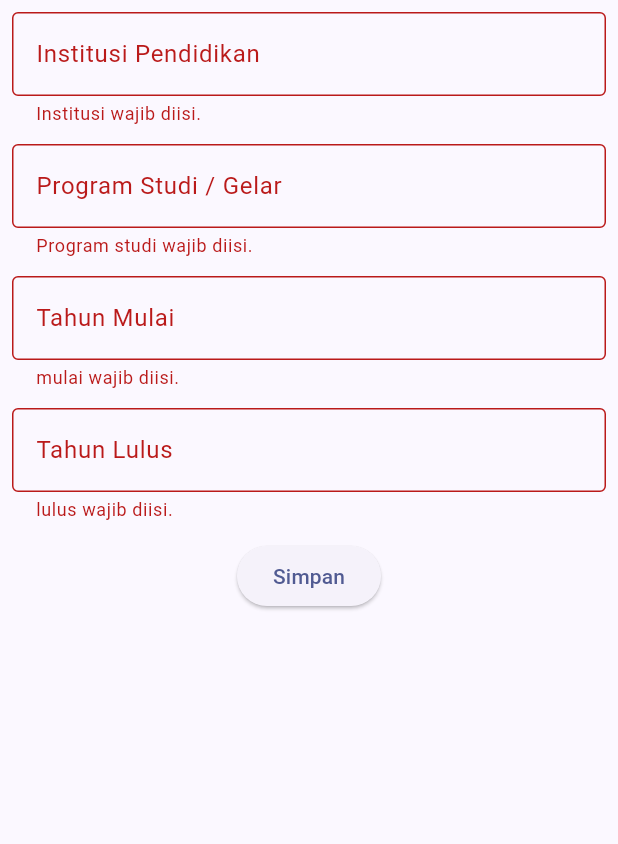
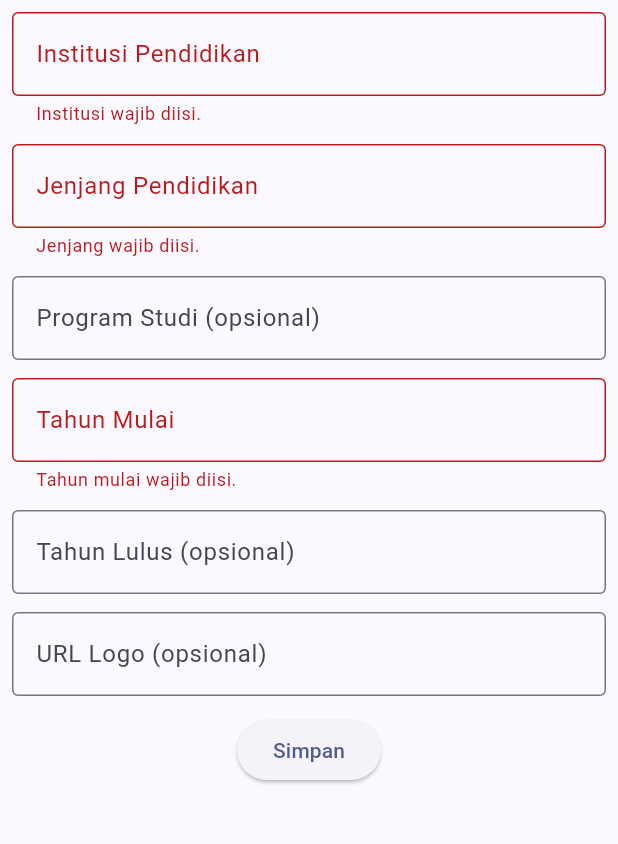
Before and after one commit to faishalfy/myportofolio_mobile, a Flutter app: the EducationFormPage screen opened directly, after a tap on "Simpan", on a phone screen of 412 x 824 dp, the part 84-928 px from its top. Run offline on Flutter 3.47's test engine with Material 3 defaults, Android fonts, the phone set to English and light mode, and no system bars; our stand-ins replace material_ui; generated files the repository leaves out were written again; network calls fail.

Commit message:
feat: add Education list and authenticated form

```diff
--- a/lib/screens/education_form.dart
+++ b/lib/screens/education_form.dart
@@ -1,5 +1,11 @@
+import 'package:http/http.dart' show ClientException;
 import 'package:material_ui/material_ui.dart';
+import 'package:myportofolio_mobile/models/education.dart';
+import 'package:myportofolio_mobile/services/api_client.dart';
+import 'package:myportofolio_mobile/services/auth_state.dart';
+import 'package:myportofolio_mobile/widgets/auth_guard.dart';
 import 'package:myportofolio_mobile/widgets/left_drawer.dart';
+import 'package:provider/provider.dart';
 
 class EducationFormPage extends StatefulWidget {
   const EducationFormPage({super.key});
@@ -11,22 +17,35 @@ class EducationFormPage extends StatefulWidget {
 class _EducationFormPageState extends State<EducationFormPage> {
   final _formKey = GlobalKey<FormState>();
   final _institutionController = TextEditingController();
+  final _levelController = TextEditingController();
   final _programController = TextEditingController();
   final _startYearController = TextEditingController();
   final _graduationYearController = TextEditingController();
+  final _logoUrlController = TextEditingController();
+  bool _isSubmitting = false;
 
   @override
   void dispose() {
     _institutionController.dispose();
+    _levelController.dispose();
     _programController.dispose();
     _startYearController.dispose();
     _graduationYearController.dispose();
+    _logoUrlController.dispose();
     super.dispose();
   }
 
-  String? _requiredText(String? value, String label) {
-    if (value == null || value.trim().isEmpty) return '$label wajib diisi.';
-    if (value.trim().length > 100) return '$label maksimal 100 karakter.';
+  String? _validateText(
+    String? value,
+    String label,
+    int maxLength, {
+    bool optional = false,
+  }) {
+    final text = value?.trim() ?? '';
+    if (text.isEmpty) return optional ? null : '$label wajib diisi.';
+    if (text.runes.length > maxLength) {
+      return '$label maksimal $maxLength karakter.';
+    }
     return null;
   }
 
@@ -34,105 +53,189 @@ class _EducationFormPageState extends State<EducationFormPage> {
     if (value == null || value.trim().isEmpty) return '$label wajib diisi.';
     final year = int.tryParse(value.trim());
     if (year == null || year < 1900 || year > DateTime.now().year + 10) {
-      return 'Masukkan tahun $label yang valid.';
+      return 'Masukkan $label yang valid.';
     }
     return null;
   }
 
-  void _submit() {
-    if (!_formKey.currentState!.validate()) return;
-    final startYear = int.parse(_startYearController.text.trim());
-    final graduationYear = int.parse(_graduationYearController.text.trim());
+  String? _validateGraduationYear(String? value) {
+    final text = value?.trim() ?? '';
+    if (text.isEmpty) return null;
 
-    showDialog<void>(
+    final error = _validateYear(text, 'Tahun lulus');
+    if (error != null) return error;
+
+    final startYear = int.tryParse(_startYearController.text.trim());
+    if (startYear != null && int.parse(text) < startYear) {
+      return 'Tahun lulus harus sesudah tahun mulai.';
+    }
+    return null;
+  }
+
+  String? _validateLogoUrl(String? value) {
+    final text = value?.trim() ?? '';
+    if (text.isEmpty) return null;
+    final error = _validateText(text, 'URL logo', 200);
+    if (error != null) return error;
+
+    final uri = Uri.tryParse(text);
+    if (uri == null ||
+        !{'http', 'https'}.contains(uri.scheme) ||
+        uri.host.isEmpty ||
+        text.contains(RegExp(r'\s'))) {
+      return 'Masukkan URL HTTP atau HTTPS yang valid.';
+    }
+    return null;
+  }
+
+  void _showError(String message) {
+    ScaffoldMessenger.of(context)
+      ..removeCurrentSnackBar()
+      ..showSnackBar(SnackBar(content: Text(message)));
+  }
+
+  Future<void> _submit() async {
+    if (_isSubmitting || !_formKey.currentState!.validate()) return;
+    final auth = context.read<AuthState>();
+    setState(() => _isSubmitting = true);
+
+    try {
+      if (!await ensureLoggedIn(context) || !mounted) return;
+      final token = auth.token;
+      if (token == null) return;
+
+      final education = Education(
+        institution: _institutionController.text.trim(),
+        educationLevel: _levelController.text.trim(),
+        studyProgram: _programController.text.trim(),
+        startYear: int.parse(_startYearController.text.trim()),
+        endYear: int.tryParse(_graduationYearController.text.trim()),
+        logoUrl: _logoUrlController.text.trim(),
+      );
+
+      final Education created;
+      try {
+        created = await context.read<ApiClient>().createEducation(
+          education,
+          token: token,
+        );
+      } on ApiException catch (error) {
+        if (error.statusCode == 401) {
+          auth.invalidateToken(token);
+          if (!mounted || auth.isLoggedIn) return;
+          _showError('Sesi berakhir. Silakan login ulang.');
+          await ensureLoggedIn(context);
+        } else if (mounted) {
+          _showError(
+            error.statusCode == 403
+                ? 'Hanya pemilik portofolio yang dapat menambah pendidikan.'
+                : 'Gagal menambahkan pendidikan (${error.statusCode}).',
+          );
+        }
+        return;
+      } on ClientException {
+        if (mounted) _showError('Gagal terhubung ke server.');
+        return;
+      }
+
+      if (!mounted) return;
+      await showDialog<void>(
         context: context,
-      builder: (context) => AlertDialog(
+        builder: (dialogContext) => AlertDialog(
           title: const Text('Pendidikan berhasil ditambahkan!'),
-        content: Text(
-          'Institusi: ${_institutionController.text.trim()}\n'
-          'Program: ${_programController.text.trim()}\n'
-          'Tahun: $startYear–$graduationYear',
-        ),
+          content: Text(created.institution),
           actions: [
             TextButton(
-            onPressed: () {
-              Navigator.pop(context);
-              _formKey.currentState!.reset();
-              _institutionController.clear();
-              _programController.clear();
-              _startYearController.clear();
-              _graduationYearController.clear();
-            },
+              onPressed: () => Navigator.pop(dialogContext),
               child: const Text('OK'),
             ),
           ],
+        ),
+      );
+      if (mounted) Navigator.pop(context, true);
+    } finally {
+      if (mounted) setState(() => _isSubmitting = false);
+    }
+  }
+
+  Widget _field(
+    String label,
+    TextEditingController controller,
+    FormFieldValidator<String> validator, {
+    TextInputType? keyboardType,
+  }) {
+    return Padding(
+      padding: const EdgeInsets.only(bottom: 12),
+      child: TextFormField(
+        controller: controller,
+        enabled: !_isSubmitting,
+        keyboardType: keyboardType,
+        decoration: InputDecoration(
+          labelText: label,
+          border: const OutlineInputBorder(),
+        ),
+        validator: validator,
       ),
     );
   }
 
   @override
   Widget build(BuildContext context) {
-    return Scaffold(
+    return PopScope(
+      canPop: !_isSubmitting,
+      child: Scaffold(
         appBar: AppBar(
           title: const Text('Add Education'),
           backgroundColor: Colors.indigo,
           foregroundColor: Colors.white,
         ),
-      drawer: const LeftDrawer(),
+        drawer: _isSubmitting ? null : const LeftDrawer(),
         body: Form(
           key: _formKey,
           child: SingleChildScrollView(
             padding: const EdgeInsets.all(8),
             child: Column(
               children: [
-              TextFormField(
-                controller: _institutionController,
-                decoration: const InputDecoration(
-                  labelText: 'Institusi Pendidikan',
-                  border: OutlineInputBorder(),
+                _field(
+                  'Institusi Pendidikan',
+                  _institutionController,
+                  (value) => _validateText(value, 'Institusi', 255),
                 ),
-                validator: (value) => _requiredText(value, 'Institusi'),
+                _field(
+                  'Jenjang Pendidikan',
+                  _levelController,
+                  (value) => _validateText(value, 'Jenjang', 16),
                 ),
-              const SizedBox(height: 12),
-              TextFormField(
-                controller: _programController,
-                decoration: const InputDecoration(
-                  labelText: 'Program Studi / Gelar',
-                  border: OutlineInputBorder(),
+                _field(
+                  'Program Studi (opsional)',
+                  _programController,
+                  (value) =>
+                      _validateText(value, 'Program studi', 64, optional: true),
                 ),
-                validator: (value) => _requiredText(value, 'Program studi'),
+                _field(
+                  'Tahun Mulai',
+                  _startYearController,
+                  (value) => _validateYear(value, 'Tahun mulai'),
+                  keyboardType: TextInputType.number,
                 ),
-              const SizedBox(height: 12),
-              TextFormField(
-                controller: _startYearController,
+                _field(
+                  'Tahun Lulus (opsional)',
+                  _graduationYearController,
+                  _validateGraduationYear,
                   keyboardType: TextInputType.number,
-                decoration: const InputDecoration(
-                  labelText: 'Tahun Mulai',
-                  border: OutlineInputBorder(),
                 ),
-                validator: (value) => _validateYear(value, 'mulai'),
+                _field(
+                  'URL Logo (opsional)',
+                  _logoUrlController,
+                  _validateLogoUrl,
+                  keyboardType: TextInputType.url,
                 ),
-              const SizedBox(height: 12),
-              TextFormField(
-                controller: _graduationYearController,
-                keyboardType: TextInputType.number,
-                decoration: const InputDecoration(
-                  labelText: 'Tahun Lulus',
-                  border: OutlineInputBorder(),
+                ElevatedButton(
+                  onPressed: _isSubmitting ? null : _submit,
+                  child: Text(_isSubmitting ? 'Menyimpan…' : 'Simpan'),
                 ),
-                validator: (value) {
-                  final error = _validateYear(value, 'lulus');
-                  if (error != null) return error;
-                  if (int.parse(value!.trim()) <
-                      (int.tryParse(_startYearController.text.trim()) ?? 0)) {
-                    return 'Tahun lulus harus sesudah tahun mulai.';
-                  }
-                  return null;
-                },
+              ],
             ),
-              const SizedBox(height: 12),
-              ElevatedButton(onPressed: _submit, child: const Text('Simpan')),
-            ],
           ),
         ),
       ),
```
Also changed, not shown: lib/screens/education_detail_screen.dart (added, +36 -0 lines), lib/screens/education_list_screen.dart (added, +129 -0 lines), lib/services/auth_state.dart (+7 -4 lines), lib/widgets/info_card.dart (+6 -3 lines), lib/widgets/left_drawer.dart (+14 -7 lines), 1 other file. Lines whose indentation alone changed are shown as unchanged.
